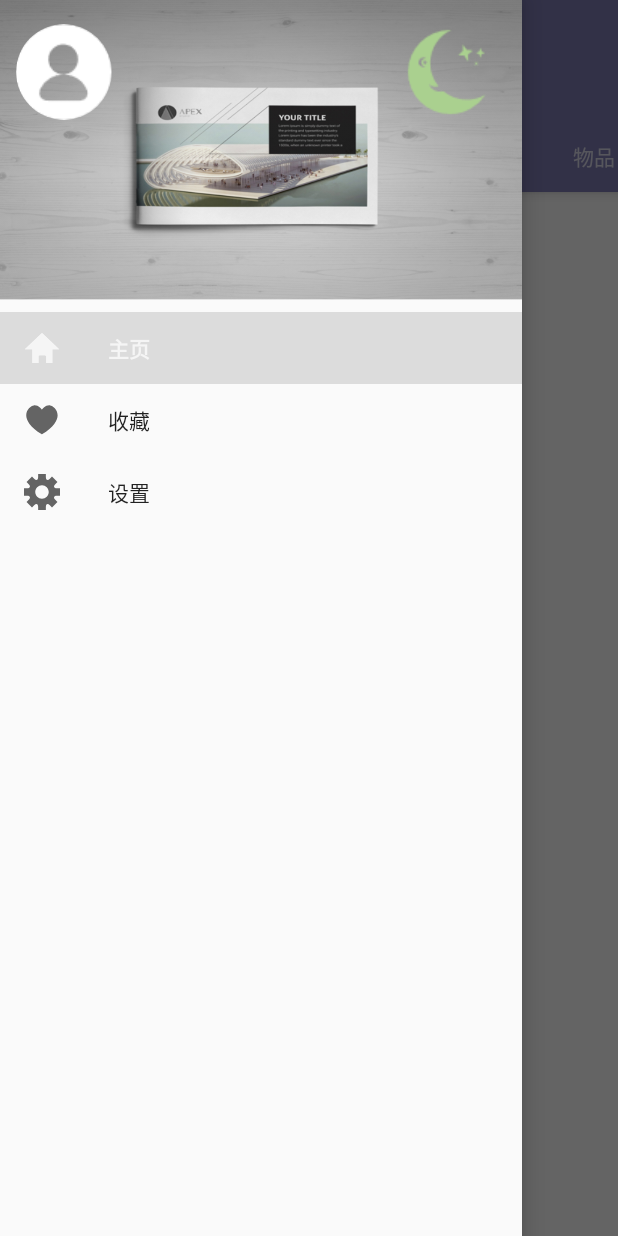
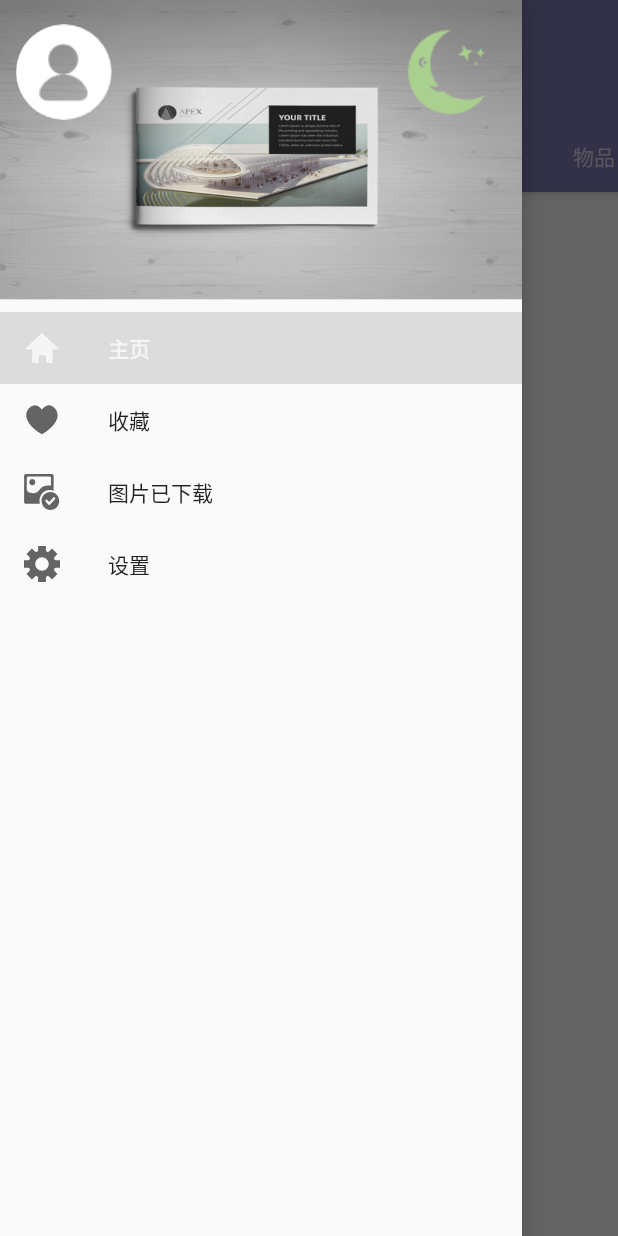
Before and after one commit to DingMouRen/WallPager, an Android app: the screen it shows after launch (MainActivity), with the side drawer open, on a phone screen of 412 x 824 dp. Run offline under Robolectric (Android 15) with nearby library versions, the phone set to English and light mode, and no system bars; our stand-ins replace ButterKnife, CircleImageView, Dagger/Hilt's generated code; libraries missing offline, so code that uses them is left out: com.jiongbull.jlog, io.realm, io.realm.annotations, org.androidannotations.api, retrofit2.adapter.rxjava and 2 more; pictures from the network do not load; 7 statements that could not run were skipped.

Commit message:
set fixed wallpager

```diff
--- a/app/src/main/java/com/dingmouren/wallpager/interfaces/InterfaceImgLoad.java
+++ b/app/src/main/java/com/dingmouren/wallpager/interfaces/InterfaceImgLoad.java
@@ -1,5 +1,6 @@
 package com.dingmouren.wallpager.interfaces;
 
+import android.graphics.Bitmap;
 import android.support.annotation.NonNull;
 import android.widget.ImageView;
 
@@ -10,5 +11,5 @@ import android.widget.ImageView;
 
 public interface InterfaceImgLoad {
     void loadImage(@NonNull String url,int holderImg, @NonNull ImageView imageView);
-    void loadAutoImage(@NonNull String url,int holderImg, @NonNull ImageView imageView);
+    void loadAutoImage(@NonNull String url, int holderImg, @NonNull ImageView imageView);
 }
--- a/app/src/main/java/com/dingmouren/wallpager/model/GlideImageLoader.java
+++ b/app/src/main/java/com/dingmouren/wallpager/model/GlideImageLoader.java
@@ -1,25 +1,23 @@
 package com.dingmouren.wallpager.model;
 
-import android.content.Context;
+import android.graphics.Bitmap;
 import android.support.annotation.NonNull;
-import android.view.ViewGroup;
 import android.widget.ImageView;
 
 import com.bumptech.glide.Glide;
 import com.bumptech.glide.load.engine.DiskCacheStrategy;
-import com.bumptech.glide.load.resource.drawable.GlideDrawable;
-import com.bumptech.glide.request.RequestListener;
-import com.bumptech.glide.request.target.Target;
+import com.bumptech.glide.request.animation.GlideAnimation;
+import com.bumptech.glide.request.target.SimpleTarget;
 import com.dingmouren.wallpager.MyApplication;
 import com.dingmouren.wallpager.interfaces.InterfaceImgLoad;
-
-import javax.inject.Inject;
 
 /**
  * Created by dingmouren on 2017/5/15.
  */
 
 public class GlideImageLoader implements InterfaceImgLoad {
+
+
     @Override
     public void loadImage(@NonNull String url,int holderImg, @NonNull ImageView imageView) {
         Glide.with(MyApplication.sContext).load(url)
@@ -30,34 +28,47 @@ public class GlideImageLoader implements InterfaceImgLoad {
 
     @Override
     public void loadAutoImage(@NonNull String url, int holderImg, @NonNull ImageView imageView) {
+//        Glide.with(MyApplication.sContext)
+//                .load(url)
+//                .diskCacheStrategy(DiskCacheStrategy.SOURCE)
+//                .listener(new RequestListener<String, GlideDrawable>() {
+//                    @Override
+//                    public boolean onException(Exception e, String model, Target<GlideDrawable> target, boolean isFirstResource) {
+//                        return false;
+//                    }
+//
+//                    @Override
+//                    public boolean onResourceReady(GlideDrawable resource, String model, Target<GlideDrawable> target, boolean isFromMemoryCache, boolean isFirstResource) {
+//                        if (imageView == null) return false;
+//                        if (imageView.getScaleType() != ImageView.ScaleType.FIT_XY){
+//                            imageView.setScaleType(ImageView.ScaleType.FIT_XY);
+//                        }
+//
+//                        ViewGroup.LayoutParams params = imageView.getLayoutParams();
+//                        int width = imageView.getWidth() - imageView.getPaddingLeft() - imageView.getPaddingRight();
+//                        float scale = (float) width / resource.getIntrinsicWidth();
+//                        int height = Math.round(resource.getIntrinsicHeight() * scale);
+//                        params.height = height + imageView.getPaddingBottom() + imageView.getPaddingTop();
+//                        imageView.setLayoutParams(params);
+//                        return false;
+//                    }
+//                })
+//                .placeholder(holderImg)
+//                .error(holderImg)
+//                .into(imageView);
         Glide.with(MyApplication.sContext)
                 .load(url)
+                .asBitmap()
                 .diskCacheStrategy(DiskCacheStrategy.SOURCE)
-                .listener(new RequestListener<String, GlideDrawable>() {
+                .into(new SimpleTarget<Bitmap>() {
                     @Override
-                    public boolean onException(Exception e, String model, Target<GlideDrawable> target, boolean isFirstResource) {
-                        return false;
+                    public void onResourceReady(Bitmap resource, GlideAnimation<? super Bitmap> glideAnimation) {
+                        if (resource != null){
+                            imageView.setImageBitmap(resource);
+                        }
                     }
+                });
 
-                    @Override
-                    public boolean onResourceReady(GlideDrawable resource, String model, Target<GlideDrawable> target, boolean isFromMemoryCache, boolean isFirstResource) {
-                        if (imageView == null) return false;
-                        if (imageView.getScaleType() != ImageView.ScaleType.FIT_XY){
-                            imageView.setScaleType(ImageView.ScaleType.FIT_XY);
-                        }
-
-                        ViewGroup.LayoutParams params = imageView.getLayoutParams();
-                        int width = imageView.getWidth() - imageView.getPaddingLeft() - imageView.getPaddingRight();
-                        float scale = (float) width / resource.getIntrinsicWidth();
-                        int height = Math.round(resource.getIntrinsicHeight() * scale);
-                        params.height = height + imageView.getPaddingBottom() + imageView.getPaddingTop();
-                        imageView.setLayoutParams(params);
-                        return false;
-                    }
-                })
-                .placeholder(holderImg)
-                .error(holderImg)
-                .into(imageView);
     }
 
 }
--- a/app/src/main/java/com/dingmouren/wallpager/ui/MainActivity.java
+++ b/app/src/main/java/com/dingmouren/wallpager/ui/MainActivity.java
@@ -7,18 +7,20 @@ import android.support.v4.app.Fragment;
 import android.support.v4.app.FragmentTransaction;
 import android.support.v4.view.GravityCompat;
 import android.support.v4.widget.DrawerLayout;
+import android.util.Log;
 import android.view.MenuItem;
 import android.view.View;
 
 import com.dingmouren.wallpager.R;
 import com.dingmouren.wallpager.base.BaseActivity;
-import com.dingmouren.wallpager.ui.channelSort.ChannelManageFragment;
+import com.dingmouren.wallpager.ui.channelSort_unuse.ChannelManageFragment;
 import com.dingmouren.wallpager.ui.home.HomePageFragment;
+import com.dingmouren.wallpager.ui.photosloaded.PhotosLoadedActivity;
 import com.dingmouren.wallpager.ui.setting.SettingsActivity;
 
 import butterknife.BindView;
 
-public class MainActivity extends BaseActivity implements NavigationView.OnNavigationItemSelectedListener {
+public class MainActivity extends BaseActivity implements NavigationView.OnNavigationItemSelectedListener,DrawerLayout.DrawerListener {
     private static final String TAG = MainActivity.class.getName();
     @BindView(R.id.drawer_layout)
     DrawerLayout mDrawerLayout;
@@ -29,6 +31,7 @@ public class MainActivity extends BaseActivity implements NavigationView.OnNavig
     private HomePageFragment mHomePageFragment;
     private int mCurrentTabIndex;
     private int mIndex;
+    private int mDrawerSelectedItem = -1;//记录侧滑菜单选中条目，是重新开启新Activity
     private long mExitTime;
 
     @Override
@@ -41,6 +44,11 @@ public class MainActivity extends BaseActivity implements NavigationView.OnNavig
     public void initView() {
         initFragments();//初始化fragment
         initNav();//初始化侧滑菜单
+    }
+
+    @Override
+    public void initListener() {
+        mDrawerLayout.setDrawerListener(this);
     }
 
     /**
@@ -71,20 +79,23 @@ public class MainActivity extends BaseActivity implements NavigationView.OnNavig
 
     @Override
     public boolean onNavigationItemSelected(@NonNull MenuItem item) {
-        mDrawerLayout.closeDrawers();
         switch (item.getItemId()){
             case R.id.drawer_home:
                 changeFragmentIndex(item,0);
                 return true;
 //            case R.id.drawer_sort:
 //                changeFragmentIndex(item,1);
-//                return true;
+//                break;
             case R.id.drawer_favourite:
-                return true;
+                break;
+            case R.id.drawer_photos_loaded:
+                mDrawerSelectedItem = 101;
+                break;
             case R.id.drawer_settings:
-                startActivity(new Intent(MainActivity.this,SettingsActivity.class));
-                return true;
+                mDrawerSelectedItem = 110;
+                break;
         }
+        mDrawerLayout.closeDrawers();
         return false;
     }
 
@@ -122,4 +133,31 @@ public class MainActivity extends BaseActivity implements NavigationView.OnNavig
             mDrawerLayout.openDrawer(GravityCompat.START);
         }
     }
+
+    @Override
+    public void onDrawerSlide(View drawerView, float slideOffset) {
+
+    }
+
+    @Override
+    public void onDrawerOpened(View drawerView) {
+
+    }
+
+    @Override
+    public void onDrawerClosed(View drawerView) {
+        switch (mDrawerSelectedItem){
+            case 101://图片已下载
+                startActivity(new Intent(MainActivity.this,PhotosLoadedActivity.class));
+                break;
+            case 110://设置
+                startActivity(new Intent(MainActivity.this,SettingsActivity.class));
+                break;
+        }
+    }
+
+    @Override
+    public void onDrawerStateChanged(int newState) {
+
+    }
 }
--- a/app/src/main/java/com/dingmouren/wallpager/ui/channelSort/ChannelItemTouchHelperCallback.java
+++ b/app/src/main/java/com/dingmouren/wallpager/ui/channelSort_unuse/ChannelItemTouchHelperCallback.java
@@ -1,8 +1,7 @@
-package com.dingmouren.wallpager.ui.channelSort;
+package com.dingmouren.wallpager.ui.channelSort_unuse;
 
 import android.graphics.Canvas;
 import android.support.v7.widget.GridLayoutManager;
-import android.support.v7.widget.LinearLayoutManager;
 import android.support.v7.widget.RecyclerView;
 import android.support.v7.widget.helper.ItemTouchHelper;
 
--- a/app/src/main/java/com/dingmouren/wallpager/ui/channelSort/ChannelManageFragment.java
+++ b/app/src/main/java/com/dingmouren/wallpager/ui/channelSort_unuse/ChannelManageFragment.java
@@ -1,6 +1,5 @@
-package com.dingmouren.wallpager.ui.channelSort;
+package com.dingmouren.wallpager.ui.channelSort_unuse;
 
-import android.content.Context;
 import android.graphics.Color;
 import android.support.v7.widget.GridLayoutManager;
 import android.support.v7.widget.RecyclerView;
@@ -16,13 +15,11 @@ import com.dingmouren.wallpager.model.dao.Channel;
 import com.dingmouren.wallpager.ui.MainActivity;
 
 import java.util.ArrayList;
-import java.util.Arrays;
 import java.util.List;
 
 import butterknife.BindView;
 import io.realm.Realm;
 import io.realm.RealmResults;
-import rx.internal.operators.SingleOnSubscribeUsing;
 
 /**
  * Created by dingmouren on 2017/5/16.
--- a/app/src/main/java/com/dingmouren/wallpager/ui/home/recent/RecentAdapter.java
+++ b/app/src/main/java/com/dingmouren/wallpager/ui/home/recent/RecentAdapter.java
@@ -1,9 +1,8 @@
 package com.dingmouren.wallpager.ui.home.recent;
 
-import android.app.Activity;
-import android.graphics.Bitmap;
 import android.support.v7.widget.CardView;
 import android.support.v7.widget.RecyclerView;
+import android.util.Log;
 import android.view.LayoutInflater;
 import android.view.View;
 import android.view.ViewGroup;
@@ -11,9 +10,6 @@ import android.widget.ImageView;
 import android.widget.RelativeLayout;
 import android.widget.TextView;
 
-import com.bumptech.glide.Glide;
-import com.bumptech.glide.load.engine.bitmap_recycle.BitmapPool;
-import com.bumptech.glide.load.resource.bitmap.BitmapTransformation;
 import com.dingmouren.wallpager.MyApplication;
 import com.dingmouren.wallpager.R;
 import com.dingmouren.wallpager.model.GlideImageLoader;
@@ -32,7 +28,7 @@ import de.hdodenhof.circleimageview.CircleImageView;
  */
 
 public class RecentAdapter extends RecyclerView.Adapter<RecentAdapter.ViewHolder> {
-
+    private static final String TAG = RecentAdapter.class.getName();
     private List<UnsplashResult> mList = new LinkedList<>();
     private GlideImageLoader mGlideImageLoader;
 
@@ -62,7 +58,7 @@ public class RecentAdapter extends RecyclerView.Adapter<RecentAdapter.ViewHolder
         return mList == null ? 0 : mList.size();
     }
 
-    public class ViewHolder extends RecyclerView.ViewHolder{
+    public class ViewHolder extends RecyclerView.ViewHolder  {
         CardView container;
         ImageView imgPager;
         RelativeLayout authotInfo;
@@ -76,6 +72,7 @@ public class RecentAdapter extends RecyclerView.Adapter<RecentAdapter.ViewHolder
             authorHeader = (CircleImageView) itemView.findViewById(R.id.author_header);
             authorName = (TextView) itemView.findViewById(R.id.author_name);
             authorLocation = (TextView) itemView.findViewById(R.id.author_location);
+            Log.e(TAG,"下载图片的是否是单例："+mGlideImageLoader.hashCode());
         }
 
         private void bindData(UnsplashResult bean){
@@ -85,7 +82,7 @@ public class RecentAdapter extends RecyclerView.Adapter<RecentAdapter.ViewHolder
                 authorName.setText(bean.getUser().getName());
                 authorLocation.setText(bean.getUser().getLocation());
             }
-            container.setOnClickListener(v -> PhotoDetailActivity.newInstance(container.getContext(),bean));
+            container.setOnClickListener(v -> PhotoDetailActivity.newInstance(container.getContext(),bean ));
         }
     }
 }
--- a/app/src/main/java/com/dingmouren/wallpager/ui/photodetail/PhotoDetailActivity.java
+++ b/app/src/main/java/com/dingmouren/wallpager/ui/photodetail/PhotoDetailActivity.java
@@ -3,6 +3,7 @@ package com.dingmouren.wallpager.ui.photodetail;
 import android.app.Activity;
 import android.content.Context;
 import android.content.Intent;
+import android.graphics.Bitmap;
 import android.support.v4.app.FragmentTransaction;
 
 import com.dingmouren.wallpager.Constant;
@@ -16,7 +17,7 @@ import com.dingmouren.wallpager.model.bean.UnsplashResult;
 
 public class PhotoDetailActivity extends BaseActivity {
     private static final String UNSPLASH_RESULT = "unsplash_result";
-    public static void newInstance(Context context, UnsplashResult unsplashResult){
+    public static void newInstance(Context context, UnsplashResult unsplashResult ){
         Intent intent = new Intent(context,PhotoDetailActivity.class);
         intent.putExtra(UNSPLASH_RESULT,unsplashResult);
         intent.setFlags(Intent.FLAG_ACTIVITY_NEW_TASK);
@@ -33,7 +34,7 @@ public class PhotoDetailActivity extends BaseActivity {
         if (getIntent() == null){
             return;
         }
-        PhotoDetailFragment photoDetailFragment = PhotoDetailFragment.newInstance((UnsplashResult)getIntent().getSerializableExtra(UNSPLASH_RESULT));
+        PhotoDetailFragment photoDetailFragment = PhotoDetailFragment.newInstance((UnsplashResult)getIntent().getSerializableExtra(UNSPLASH_RESULT) );
         getSupportFragmentManager()
                 .beginTransaction()
                 .setTransition(FragmentTransaction.TRANSIT_FRAGMENT_FADE)
--- /dev/null
+++ b/app/src/main/res/drawable/ic_photos_loaded.xml
@@ -0,0 +1,15 @@
+<vector xmlns:android="http://schemas.android.com/apk/res/android"
+        android:width="24dp"
+        android:height="24dp"
+        android:viewportHeight="1024.0"
+        android:viewportWidth="1024.0">
+    <path
+        android:fillColor="#FF000000"
+        android:pathData="M753.7,508.8c-139.9,0 -254.4,108.1 -254.4,254.4 0,139.9 108.1,260.8 248,260.8 139.9,0 254.4,-108.1 254.4,-254.4C1001.7,623.3 893.6,508.8 753.7,508.8zM880.9,718.7l-139.9,146.3L715.5,890.4l-25.4,-25.4 -70,-76.3 -19.1,-25.4 44.5,-44.5 19.1,25.4 50.9,50.9 114.5,-120.8 19.1,-25.4 44.5,44.5L880.9,718.7z"/>
+    <path
+        android:fillColor="#FF000000"
+        android:pathData="M295.8,171.7C289.4,165.4 283,159 270.3,152.6S251.2,146.3 238.5,146.3s-25.4,0 -31.8,6.4C194,159 181.3,165.4 174.9,171.7 168.5,178.1 162.2,190.8 155.8,197.2 155.8,209.9 149.5,222.6 149.5,235.3c0,12.7 0,25.4 6.4,31.8s12.7,19.1 19.1,25.4S194,311.7 206.7,311.7C213.1,318 225.8,318 238.5,318S257.6,318 270.3,311.7c12.7,-6.4 19.1,-12.7 25.4,-19.1s12.7,-19.1 19.1,-25.4C321.2,254.4 321.2,248 321.2,235.3s0,-25.4 -6.4,-38.2C314.8,190.8 308.5,178.1 295.8,171.7z"/>
+    <path
+        android:fillColor="#FF000000"
+        android:pathData="M830,12.7C817.3,6.4 804.6,0 791.9,0L54.1,0C41.3,0 28.6,6.4 15.9,12.7 9.5,25.4 3.2,38.2 3.2,50.9l0,750.5c0,12.7 6.4,25.4 12.7,31.8 12.7,12.7 19.1,12.7 31.8,12.7l407.1,0c-12.7,-31.8 -19.1,-63.6 -12.7,-101.8C448.4,585.1 575.6,451.6 734.6,457.9c38.2,0 76.3,6.4 108.1,19.1L842.7,50.9C842.7,38.2 836.4,25.4 830,12.7zM766.4,324.4c-19.1,0 -31.8,0 -38.2,0 -6.4,0 -12.7,0 -12.7,0 0,0 -6.4,0 -6.4,0 0,0 -6.4,0 -12.7,0 -50.9,0 -82.7,6.4 -114.5,19.1C550.2,356.2 524.7,368.9 499.3,381.6 480.2,400.7 461.1,419.8 448.4,438.9 435.7,457.9 416.6,477 403.9,489.7 384.8,508.8 365.7,521.5 340.3,534.3 321.2,540.6 289.4,547 251.2,547c-25.4,0 -50.9,-6.4 -70,-12.7C155.8,527.9 136.7,521.5 124,508.8 111.3,496.1 98.6,483.4 85.9,470.7 79.5,451.6 79.5,438.9 79.5,419.8L79.5,120.8c0,-12.7 6.4,-25.4 12.7,-38.2s19.1,-12.7 38.2,-12.7l591.5,0c12.7,0 25.4,6.4 38.2,12.7S766.4,108.1 766.4,120.8L766.4,324.4z"/>
+</vector>
--- /dev/null
+++ b/app/src/main/res/layout/fragment_photos_loaded.xml
@@ -0,0 +1,6 @@
+<?xml version="1.0" encoding="utf-8"?>
+<android.support.design.widget.CoordinatorLayout
+    xmlns:android="http://schemas.android.com/apk/res/android"
+    android:layout_width="match_parent"
+    android:layout_height="match_parent">
+</android.support.design.widget.CoordinatorLayout>
--- a/app/src/main/res/layout/item_home.xml
+++ b/app/src/main/res/layout/item_home.xml
@@ -17,7 +17,7 @@
         <ImageView
             android:id="@+id/img_pager"
             android:layout_width="match_parent"
-            android:layout_height="300dp"
+            android:layout_height="wrap_content"
             />
         <!--作者信息-->
         <RelativeLayout
--- a/app/src/main/res/menu/menu_nav.xml
+++ b/app/src/main/res/menu/menu_nav.xml
@@ -13,6 +13,10 @@
             android:icon="@drawable/ic_fav"
             android:title="@string/drawer_favourite"/>
         <item
+            android:id="@+id/drawer_photos_loaded"
+            android:icon="@drawable/ic_photos_loaded"
+            android:title="@string/drawer_photos_loaded"/>
+        <item
             android:id="@+id/drawer_settings"
             android:icon="@drawable/ic_settings"
             android:title="@string/drawer_settings"/>
--- a/app/src/main/res/values/strings.xml
+++ b/app/src/main/res/values/strings.xml
@@ -4,6 +4,7 @@
     <string name="home_title">壁纸</string>
     <string name="drawer_home">主页</string>
     <string name="drawer_favourite">收藏</string>
+    <string name="drawer_photos_loaded">图片已下载</string>
     <string name="drawer_settings">设置</string>
     <string name="drawer_sort">排序</string>
     <string name="drawer_open">打开</string>
```
Also changed, not shown: app/src/main/AndroidManifest.xml (+8 -2 lines), app/src/main/java/com/dingmouren/wallpager/ui/channelSort_unuse/ChannelAdapter.java (renamed from app/src/main/java/com/dingmouren/wallpager/ui/channelSort/ChannelAdapter.java, +1 -6 lines), app/src/main/java/com/dingmouren/wallpager/ui/photodetail/PhotoDetailFragment.java (+35 -1 lines), app/src/main/java/com/dingmouren/wallpager/ui/photosloaded/PhotosLoadedActivity.java (added, +39 -0 lines), app/src/main/java/com/dingmouren/wallpager/ui/photosloaded/PhotosLoadedFragment.java (added, +25 -0 lines), app/src/main/res/layout/activity_photos_loaded.xml (added, +12 -0 lines), app/src/main/res/layout/detail_photo_layout.xml (+1 -7 lines), 1 other file.
